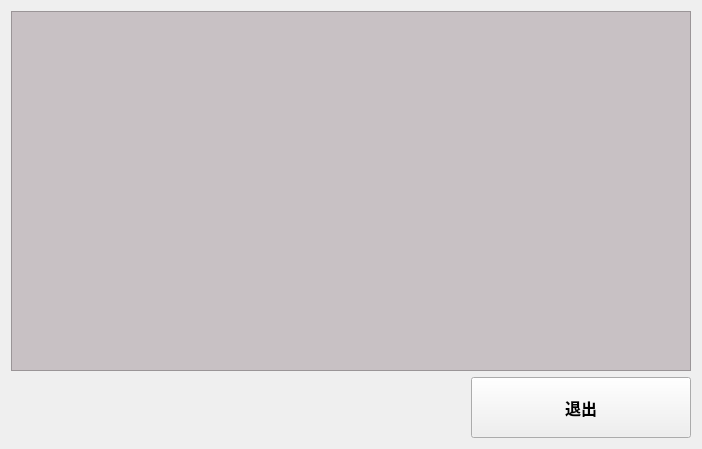
The window that getuserall.ui (QIPOMO/SnailIOTMonitoring) describes before a commit, drawn with Qt 5.
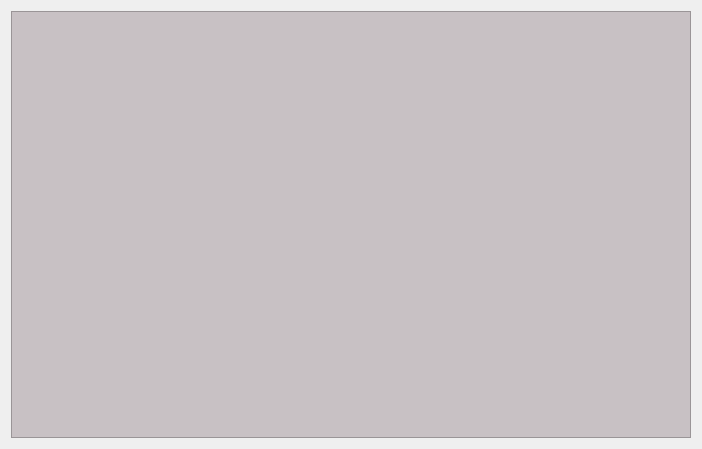
The same window after the commit.

What changed in the file:
```diff
--- a/getuserall.ui
+++ b/getuserall.ui
@@ -42,48 +42,7 @@
       </widget>
      </item>
      <item>
-      <layout class="QHBoxLayout" name="horizontalLayout">
-       <item>
-        <spacer name="horizontalSpacer">
-         <property name="orientation">
-          <enum>Qt::Horizontal</enum>
-         </property>
-         <property name="sizeHint" stdset="0">
-          <size>
-           <width>40</width>
-           <height>20</height>
-          </size>
-         </property>
-        </spacer>
-       </item>
-       <item>
-        <widget class="QPushButton" name="Btnclose">
-         <property name="minimumSize">
-          <size>
-           <width>220</width>
-           <height>61</height>
-          </size>
-         </property>
-         <property name="maximumSize">
-          <size>
-           <width>220</width>
-           <height>61</height>
-          </size>
-         </property>
-         <property name="font">
-          <font>
-           <family>微软雅黑</family>
-           <pointsize>12</pointsize>
-           <weight>75</weight>
-           <bold>true</bold>
-          </font>
-         </property>
-         <property name="text">
-          <string>退出</string>
-         </property>
-        </widget>
-       </item>
-      </layout>
+      <layout class="QHBoxLayout" name="horizontalLayout"/>
      </item>
     </layout>
    </item>
```
